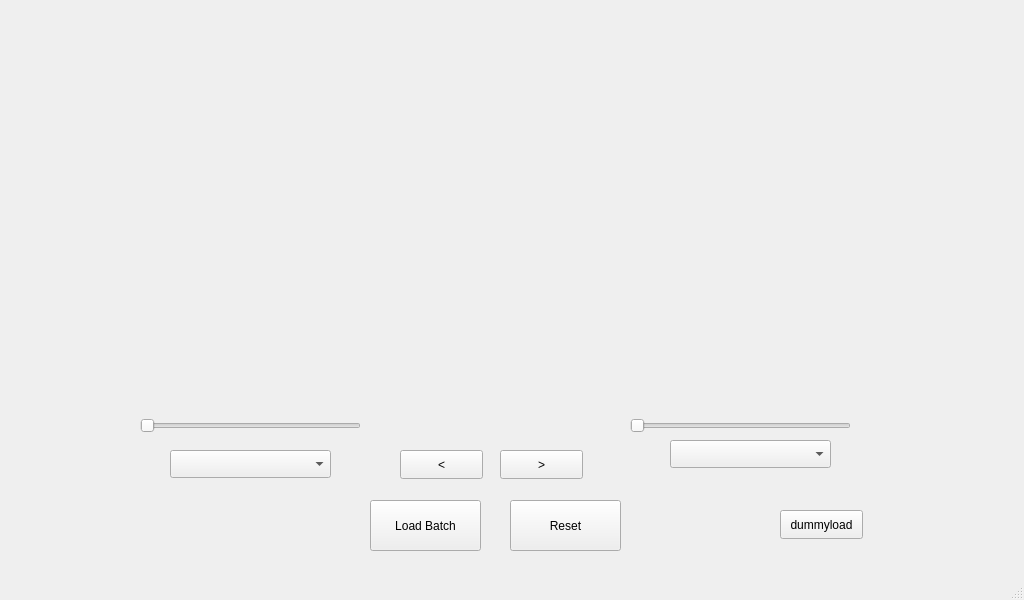
This is form.ui in youssefshawki9/uncertainty-interactive-visualization as Qt 5 draws it before an edit. The edited form follows.
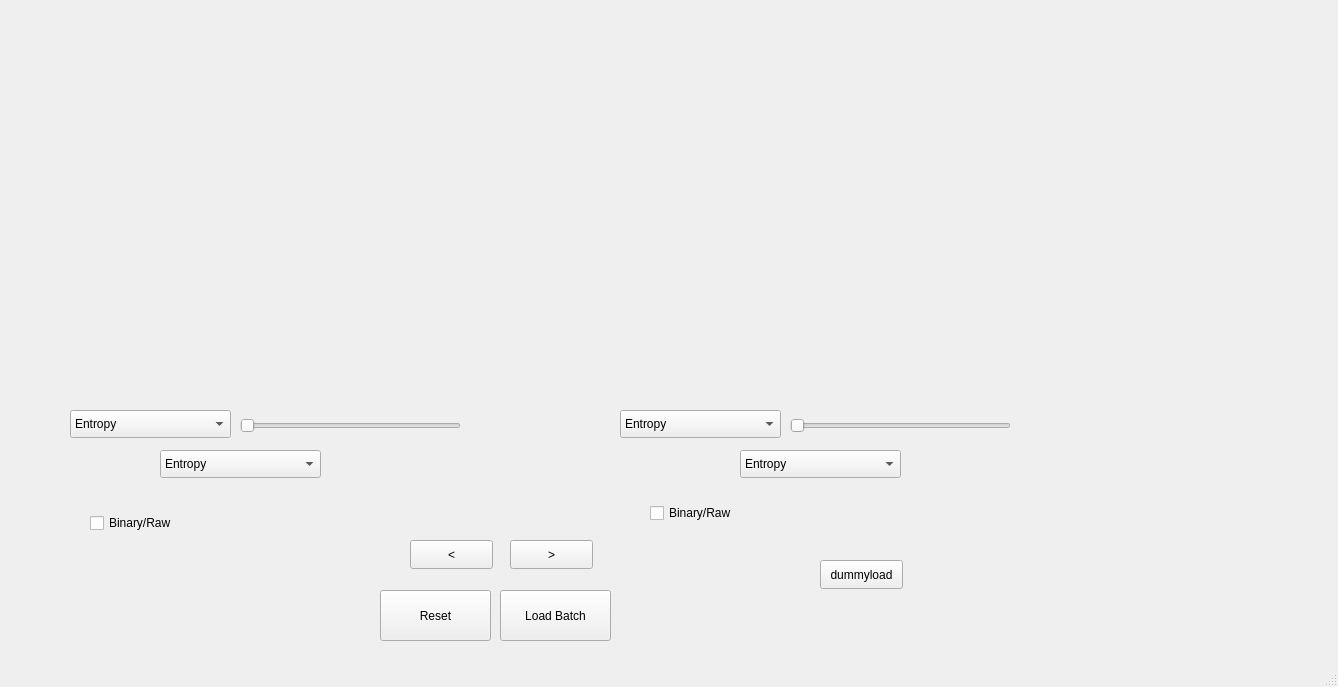
This is the edited form.

```diff
--- a/form.ui
+++ b/form.ui
@@ -6,8 +6,8 @@
    <rect>
     <x>0</x>
     <y>0</y>
-    <width>1024</width>
-    <height>600</height>
+    <width>1338</width>
+    <height>687</height>
    </rect>
   </property>
   <property name="windowTitle">
@@ -17,7 +17,7 @@
    <widget class="QWidget" name="horizontalLayoutWidget">
     <property name="geometry">
      <rect>
-      <x>90</x>
+      <x>130</x>
       <y>20</y>
       <width>331</width>
       <height>381</height>
@@ -28,8 +28,8 @@
    <widget class="QPushButton" name="pushButton_2">
     <property name="geometry">
      <rect>
-      <x>510</x>
-      <y>500</y>
+      <x>380</x>
+      <y>590</y>
       <width>111</width>
       <height>51</height>
      </rect>
@@ -41,8 +41,8 @@
    <widget class="QPushButton" name="loadBatchButton">
     <property name="geometry">
      <rect>
-      <x>370</x>
-      <y>500</y>
+      <x>500</x>
+      <y>590</y>
       <width>111</width>
       <height>51</height>
      </rect>
@@ -54,8 +54,8 @@
    <widget class="QPushButton" name="prevButton">
     <property name="geometry">
      <rect>
-      <x>400</x>
-      <y>450</y>
+      <x>410</x>
+      <y>540</y>
       <width>83</width>
       <height>29</height>
      </rect>
@@ -67,8 +67,8 @@
    <widget class="QPushButton" name="nextButton">
     <property name="geometry">
      <rect>
-      <x>500</x>
-      <y>450</y>
+      <x>510</x>
+      <y>540</y>
       <width>83</width>
       <height>29</height>
      </rect>
@@ -106,7 +106,7 @@
    <widget class="QSlider" name="ThresholdSlider_1">
     <property name="geometry">
      <rect>
-      <x>140</x>
+      <x>240</x>
       <y>410</y>
       <width>221</width>
       <height>31</height>
@@ -119,7 +119,7 @@
    <widget class="QWidget" name="horizontalLayoutWidget_2">
     <property name="geometry">
      <rect>
-      <x>580</x>
+      <x>620</x>
       <y>20</y>
       <width>331</width>
       <height>381</height>
@@ -130,7 +130,7 @@
    <widget class="QSlider" name="ThresholdSlider_2">
     <property name="geometry">
      <rect>
-      <x>630</x>
+      <x>790</x>
       <y>410</y>
       <width>221</width>
       <height>31</height>
@@ -140,31 +140,51 @@
      <enum>Qt::Orientation::Horizontal</enum>
     </property>
    </widget>
-   <widget class="QComboBox" name="prefilterSelectionComboBox">
-    <property name="geometry">
-     <rect>
-      <x>670</x>
-      <y>440</y>
-      <width>161</width>
-      <height>28</height>
-     </rect>
-    </property>
-   </widget>
    <widget class="QComboBox" name="prefilterSelectionComboBox_2">
     <property name="geometry">
      <rect>
-      <x>170</x>
-      <y>450</y>
+      <x>620</x>
+      <y>410</y>
       <width>161</width>
       <height>28</height>
      </rect>
     </property>
+    <item>
+     <property name="text">
+      <string>Entropy</string>
+     </property>
+    </item>
+    <item>
+     <property name="text">
+      <string>Error map</string>
+     </property>
+    </item>
+   </widget>
+   <widget class="QComboBox" name="prefilterSelectionComboBox_1">
+    <property name="geometry">
+     <rect>
+      <x>70</x>
+      <y>410</y>
+      <width>161</width>
+      <height>28</height>
+     </rect>
+    </property>
+    <item>
+     <property name="text">
+      <string>Entropy</string>
+     </property>
+    </item>
+    <item>
+     <property name="text">
+      <string>Error map</string>
+     </property>
+    </item>
    </widget>
    <widget class="QPushButton" name="dummyLoadButton">
     <property name="geometry">
      <rect>
-      <x>780</x>
-      <y>510</y>
+      <x>820</x>
+      <y>560</y>
       <width>83</width>
       <height>29</height>
      </rect>
@@ -176,7 +196,7 @@
    <widget class="QLabel" name="dataframeLabel">
     <property name="geometry">
      <rect>
-      <x>50</x>
+      <x>140</x>
       <y>490</y>
       <width>161</width>
       <height>20</height>
@@ -186,6 +206,72 @@
      <string/>
     </property>
    </widget>
+   <widget class="QComboBox" name="prefilterSelectionComboBox_3">
+    <property name="geometry">
+     <rect>
+      <x>160</x>
+      <y>450</y>
+      <width>161</width>
+      <height>28</height>
+     </rect>
+    </property>
+    <item>
+     <property name="text">
+      <string>Entropy</string>
+     </property>
+    </item>
+    <item>
+     <property name="text">
+      <string>Error map</string>
+     </property>
+    </item>
+   </widget>
+   <widget class="QComboBox" name="prefilterSelectionComboBox_4">
+    <property name="geometry">
+     <rect>
+      <x>740</x>
+      <y>450</y>
+      <width>161</width>
+      <height>28</height>
+     </rect>
+    </property>
+    <item>
+     <property name="text">
+      <string>Entropy</string>
+     </property>
+    </item>
+    <item>
+     <property name="text">
+      <string>Error map</string>
+     </property>
+    </item>
+   </widget>
+   <widget class="QCheckBox" name="checkBox">
+    <property name="geometry">
+     <rect>
+      <x>90</x>
+      <y>510</y>
+      <width>111</width>
+      <height>26</height>
+     </rect>
+    </property>
+    <property name="text">
+     <string>Binary/Raw</string>
+    </property>
+   </widget>
+   <widget class="QCheckBox" name="checkBox_2">
+    <property name="geometry">
+     <rect>
+      <x>650</x>
+      <y>500</y>
+      <width>111</width>
+      <height>26</height>
+     </rect>
+    </property>
+    <property name="text">
+     <string>Binary/Raw</string>
+    </property>
+   </widget>
   </widget>
   <widget class="QStatusBar" name="statusbar"/>
  </widget>
```
Left out of the diff: 2 changed lines with no effect on the pictures.
